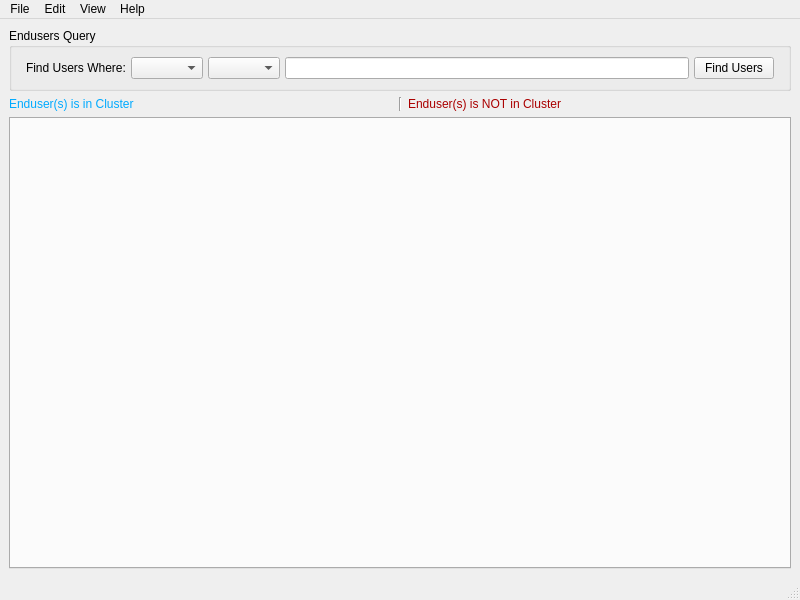
Above: tabbedmainwindow.ui from xXTheAwesomerXx/CMClusters before the change. Below: the same form after it.
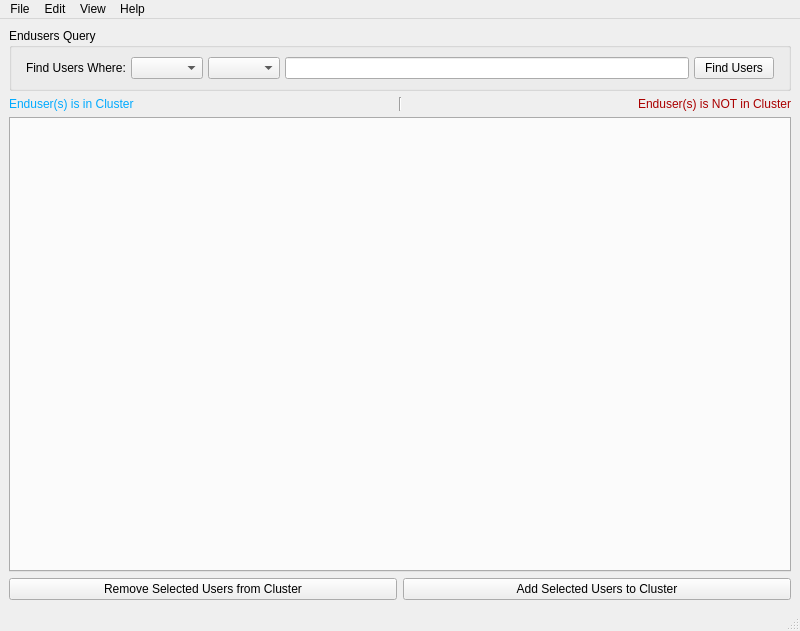
That is the form after the change.

What changed in the file:
```diff
--- a/tabbedmainwindow.ui
+++ b/tabbedmainwindow.ui
@@ -7,20 +7,20 @@
     <x>0</x>
     <y>0</y>
     <width>800</width>
-    <height>600</height>
+    <height>631</height>
    </rect>
   </property>
   <property name="windowTitle">
    <string>MainWindow</string>
   </property>
   <widget class="QWidget" name="centralwidget">
-   <layout class="QVBoxLayout" name="verticalLayout_2">
+   <layout class="QVBoxLayout" name="verticalLayout">
     <item>
      <widget class="QGroupBox" name="groupBoxQuery">
       <property name="title">
        <string>Endusers Query</string>
       </property>
-      <layout class="QVBoxLayout" name="verticalLayout">
+      <layout class="QHBoxLayout" name="horizontalLayout_3">
        <item>
         <layout class="QHBoxLayout" name="horizontalLayoutQuery">
          <property name="spacing">
@@ -78,9 +78,18 @@
       </item>
       <item>
        <widget class="QLabel" name="labelNotExists">
+        <property name="layoutDirection">
+         <enum>Qt::LeftToRight</enum>
+        </property>
+        <property name="inputMethodHints">
+         <set>Qt::ImhNone</set>
+        </property>
         <property name="text">
          <string>&lt;html&gt;&lt;head/&gt;&lt;body&gt;&lt;p&gt;&lt;span style=&quot; color:#aa0000;&quot;&gt;Enduser(s) is NOT in Cluster&lt;/span&gt;&lt;/p&gt;&lt;/body&gt;&lt;/html&gt;</string>
         </property>
+        <property name="alignment">
+         <set>Qt::AlignRight|Qt::AlignTrailing|Qt::AlignVCenter</set>
+        </property>
        </widget>
       </item>
      </layout>
@@ -90,11 +99,17 @@
       <property name="enabled">
        <bool>true</bool>
       </property>
+      <property name="tabShape">
+       <enum>QTabWidget::Rounded</enum>
+      </property>
       <property name="currentIndex">
        <number>-1</number>
       </property>
+      <property name="elideMode">
+       <enum>Qt::ElideNone</enum>
+      </property>
       <property name="tabsClosable">
-       <bool>true</bool>
+       <bool>false</bool>
       </property>
       <property name="movable">
        <bool>true</bool>
@@ -104,6 +119,24 @@
       </property>
      </widget>
     </item>
+    <item>
+     <layout class="QHBoxLayout" name="horizontalLayout_2">
+      <item>
+       <widget class="QPushButton" name="btnRemoveUsers">
+        <property name="text">
+         <string>Remove Selected Users from Cluster</string>
+        </property>
+       </widget>
+      </item>
+      <item>
+       <widget class="QPushButton" name="btnAddUsers">
+        <property name="text">
+         <string>Add Selected Users to Cluster</string>
+        </property>
+       </widget>
+      </item>
+     </layout>
+    </item>
    </layout>
   </widget>
   <widget class="QMenuBar" name="menubar">
```
